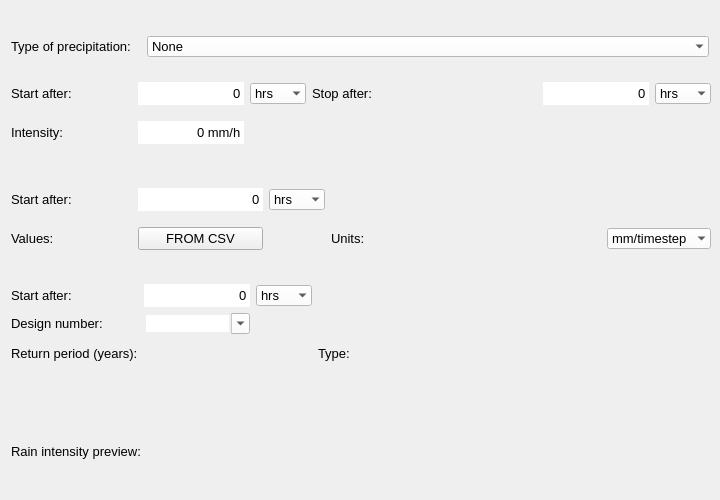
Old version of the form threedi_api_qgis_client/ui/page3.ui in the repository nens/threedi-api-qgis-client.
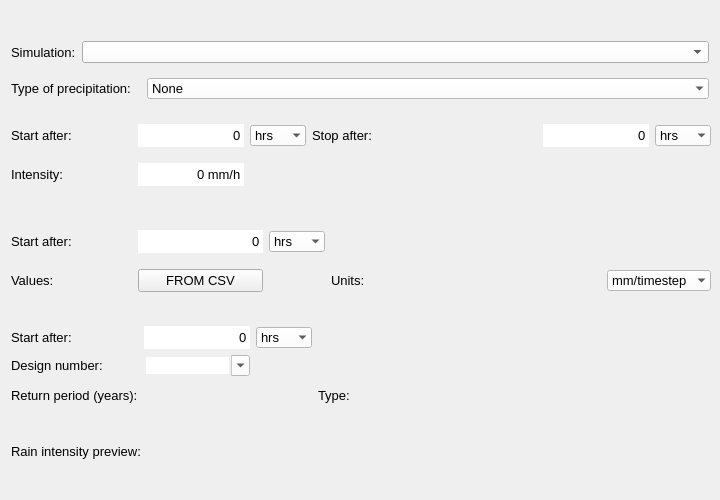
New version of the form.

```diff
--- a/threedi_api_qgis_client/ui/page3.ui
+++ b/threedi_api_qgis_client/ui/page3.ui
@@ -38,133 +38,7 @@
    <bool>true</bool>
   </property>
   <layout class="QGridLayout" name="gridLayout">
-   <item row="9" column="0" colspan="2">
-    <layout class="QGridLayout" name="lout_plot">
-     <property name="bottomMargin">
-      <number>10</number>
-     </property>
-    </layout>
-   </item>
-   <item row="7" column="0">
-    <spacer name="verticalSpacer_2">
-     <property name="orientation">
-      <enum>Qt::Vertical</enum>
-     </property>
-     <property name="sizeHint" stdset="0">
-      <size>
-       <width>20</width>
-       <height>10</height>
-      </size>
-     </property>
-    </spacer>
-   </item>
-   <item row="0" column="0" colspan="2">
-    <layout class="QVBoxLayout" name="svg_lout">
-     <property name="sizeConstraint">
-      <enum>QLayout::SetDefaultConstraint</enum>
-     </property>
-     <property name="bottomMargin">
-      <number>0</number>
-     </property>
-    </layout>
-   </item>
-   <item row="10" column="0" colspan="2">
-    <spacer name="horizontalSpacer">
-     <property name="orientation">
-      <enum>Qt::Horizontal</enum>
-     </property>
-     <property name="sizeHint" stdset="0">
-      <size>
-       <width>40</width>
-       <height>20</height>
-      </size>
-     </property>
-    </spacer>
-   </item>
-   <item row="2" column="1">
-    <widget class="QComboBox" name="cbo_prec_type">
-     <property name="sizePolicy">
-      <sizepolicy hsizetype="Expanding" vsizetype="Fixed">
-       <horstretch>0</horstretch>
-       <verstretch>0</verstretch>
-      </sizepolicy>
-     </property>
-     <property name="font">
-      <font>
-       <family>Segoe UI</family>
-       <pointsize>10</pointsize>
-      </font>
-     </property>
-     <property name="autoFillBackground">
-      <bool>false</bool>
-     </property>
-     <property name="styleSheet">
-      <string notr="true">QComboBox {background-color:white; selection-background-color: lightgray;}</string>
-     </property>
-     <property name="editable">
-      <bool>false</bool>
-     </property>
-     <property name="currentText">
-      <string>None</string>
-     </property>
-     <property name="frame">
-      <bool>false</bool>
-     </property>
-     <item>
-      <property name="text">
-       <string>None</string>
-      </property>
-     </item>
-     <item>
-      <property name="text">
-       <string>Constant</string>
-      </property>
-     </item>
-     <item>
-      <property name="text">
-       <string>Custom</string>
-      </property>
-     </item>
-     <item>
-      <property name="text">
-       <string>Design</string>
-      </property>
-     </item>
-    </widget>
-   </item>
-   <item row="8" column="0">
-    <widget class="QLabel" name="label_11">
-     <property name="sizePolicy">
-      <sizepolicy hsizetype="Preferred" vsizetype="Minimum">
-       <horstretch>0</horstretch>
-       <verstretch>0</verstretch>
-      </sizepolicy>
-     </property>
-     <property name="font">
-      <font>
-       <family>Segoe UI</family>
-       <pointsize>10</pointsize>
-      </font>
-     </property>
-     <property name="text">
-      <string>Rain intensity preview:</string>
-     </property>
-    </widget>
-   </item>
-   <item row="2" column="0">
-    <widget class="QLabel" name="label_2">
-     <property name="font">
-      <font>
-       <family>Segoe UI</family>
-       <pointsize>10</pointsize>
-      </font>
-     </property>
-     <property name="text">
-      <string>Type of precipitation:</string>
-     </property>
-    </widget>
-   </item>
-   <item row="5" column="0" colspan="2">
+   <item row="6" column="0" colspan="2">
     <widget class="QWidget" name="widget_custom" native="true">
      <property name="sizePolicy">
       <sizepolicy hsizetype="Expanding" vsizetype="Expanding">
@@ -374,7 +248,133 @@
      </layout>
     </widget>
    </item>
-   <item row="4" column="0" colspan="2">
+   <item row="10" column="0" colspan="2">
+    <layout class="QGridLayout" name="lout_plot">
+     <property name="bottomMargin">
+      <number>10</number>
+     </property>
+    </layout>
+   </item>
+   <item row="11" column="0" colspan="2">
+    <spacer name="horizontalSpacer">
+     <property name="orientation">
+      <enum>Qt::Horizontal</enum>
+     </property>
+     <property name="sizeHint" stdset="0">
+      <size>
+       <width>40</width>
+       <height>20</height>
+      </size>
+     </property>
+    </spacer>
+   </item>
+   <item row="0" column="0" colspan="2">
+    <layout class="QVBoxLayout" name="svg_lout">
+     <property name="sizeConstraint">
+      <enum>QLayout::SetDefaultConstraint</enum>
+     </property>
+     <property name="bottomMargin">
+      <number>0</number>
+     </property>
+    </layout>
+   </item>
+   <item row="3" column="0">
+    <widget class="QLabel" name="label_2">
+     <property name="font">
+      <font>
+       <family>Segoe UI</family>
+       <pointsize>10</pointsize>
+      </font>
+     </property>
+     <property name="text">
+      <string>Type of precipitation:</string>
+     </property>
+    </widget>
+   </item>
+   <item row="9" column="0">
+    <widget class="QLabel" name="label_11">
+     <property name="sizePolicy">
+      <sizepolicy hsizetype="Preferred" vsizetype="Minimum">
+       <horstretch>0</horstretch>
+       <verstretch>0</verstretch>
+      </sizepolicy>
+     </property>
+     <property name="font">
+      <font>
+       <family>Segoe UI</family>
+       <pointsize>10</pointsize>
+      </font>
+     </property>
+     <property name="text">
+      <string>Rain intensity preview:</string>
+     </property>
+    </widget>
+   </item>
+   <item row="8" column="0">
+    <spacer name="verticalSpacer_2">
+     <property name="orientation">
+      <enum>Qt::Vertical</enum>
+     </property>
+     <property name="sizeHint" stdset="0">
+      <size>
+       <width>20</width>
+       <height>10</height>
+      </size>
+     </property>
+    </spacer>
+   </item>
+   <item row="3" column="1">
+    <widget class="QComboBox" name="cbo_prec_type">
+     <property name="sizePolicy">
+      <sizepolicy hsizetype="Expanding" vsizetype="Fixed">
+       <horstretch>0</horstretch>
+       <verstretch>0</verstretch>
+      </sizepolicy>
+     </property>
+     <property name="font">
+      <font>
+       <family>Segoe UI</family>
+       <pointsize>10</pointsize>
+      </font>
+     </property>
+     <property name="autoFillBackground">
+      <bool>false</bool>
+     </property>
+     <property name="styleSheet">
+      <string notr="true">QComboBox {background-color:white; selection-background-color: lightgray;}</string>
+     </property>
+     <property name="editable">
+      <bool>false</bool>
+     </property>
+     <property name="currentText">
+      <string>None</string>
+     </property>
+     <property name="frame">
+      <bool>false</bool>
+     </property>
+     <item>
+      <property name="text">
+       <string>None</string>
+      </property>
+     </item>
+     <item>
+      <property name="text">
+       <string>Constant</string>
+      </property>
+     </item>
+     <item>
+      <property name="text">
+       <string>Custom</string>
+      </property>
+     </item>
+     <item>
+      <property name="text">
+       <string>Design</string>
+      </property>
+     </item>
+    </widget>
+   </item>
+   <item row="5" column="0" colspan="2">
     <widget class="QWidget" name="widget_constant" native="true">
      <property name="sizePolicy">
       <sizepolicy hsizetype="Expanding" vsizetype="Expanding">
@@ -651,7 +651,7 @@
      </layout>
     </widget>
    </item>
-   <item row="6" column="0" colspan="2">
+   <item row="7" column="0" colspan="2">
     <widget class="QWidget" name="widget_design" native="true">
      <property name="sizePolicy">
       <sizepolicy hsizetype="Expanding" vsizetype="Expanding">
@@ -894,17 +894,98 @@
      <property name="orientation">
       <enum>Qt::Vertical</enum>
      </property>
-     <property name="sizeType">
-      <enum>QSizePolicy::Fixed</enum>
-     </property>
      <property name="sizeHint" stdset="0">
       <size>
        <width>20</width>
-       <height>25</height>
+       <height>10</height>
       </size>
      </property>
     </spacer>
    </item>
+   <item row="2" column="0" colspan="2">
+    <widget class="QWidget" name="simulation_widget" native="true">
+     <property name="sizePolicy">
+      <sizepolicy hsizetype="Expanding" vsizetype="Preferred">
+       <horstretch>0</horstretch>
+       <verstretch>0</verstretch>
+      </sizepolicy>
+     </property>
+     <property name="minimumSize">
+      <size>
+       <width>0</width>
+       <height>0</height>
+      </size>
+     </property>
+     <property name="palette">
+      <palette>
+       <active>
+        <colorrole role="Button">
+         <brush brushstyle="SolidPattern">
+          <color alpha="255">
+           <red>255</red>
+           <green>255</green>
+           <blue>255</blue>
+          </color>
+         </brush>
+        </colorrole>
+       </active>
+       <inactive>
+        <colorrole role="Button">
+         <brush brushstyle="SolidPattern">
+          <color alpha="255">
+           <red>255</red>
+           <green>255</green>
+           <blue>255</blue>
+          </color>
+         </brush>
+        </colorrole>
+       </inactive>
+       <disabled>
+        <colorrole role="Button">
+         <brush brushstyle="SolidPattern">
+          <color alpha="255">
+           <red>255</red>
+           <green>255</green>
+           <blue>255</blue>
+          </color>
+         </brush>
+        </colorrole>
+       </disabled>
+      </palette>
+     </property>
+     <layout class="QGridLayout" name="gridLayout_5">
+      <property name="leftMargin">
+       <number>0</number>
+      </property>
+      <property name="rightMargin">
+       <number>0</number>
+      </property>
+      <item row="0" column="0">
+       <widget class="QLabel" name="label_5">
+        <property name="font">
+         <font>
+          <family>Segoe UI</family>
+          <pointsize>10</pointsize>
+         </font>
+        </property>
+        <property name="text">
+         <string>Simulation:</string>
+        </property>
+       </widget>
+      </item>
+      <item row="0" column="1">
+       <widget class="QComboBox" name="dd_simulation">
+        <property name="sizePolicy">
+         <sizepolicy hsizetype="Expanding" vsizetype="Fixed">
+          <horstretch>0</horstretch>
+          <verstretch>0</verstretch>
+         </sizepolicy>
+        </property>
+       </widget>
+      </item>
+     </layout>
+    </widget>
+   </item>
   </layout>
  </widget>
  <resources/>
```
